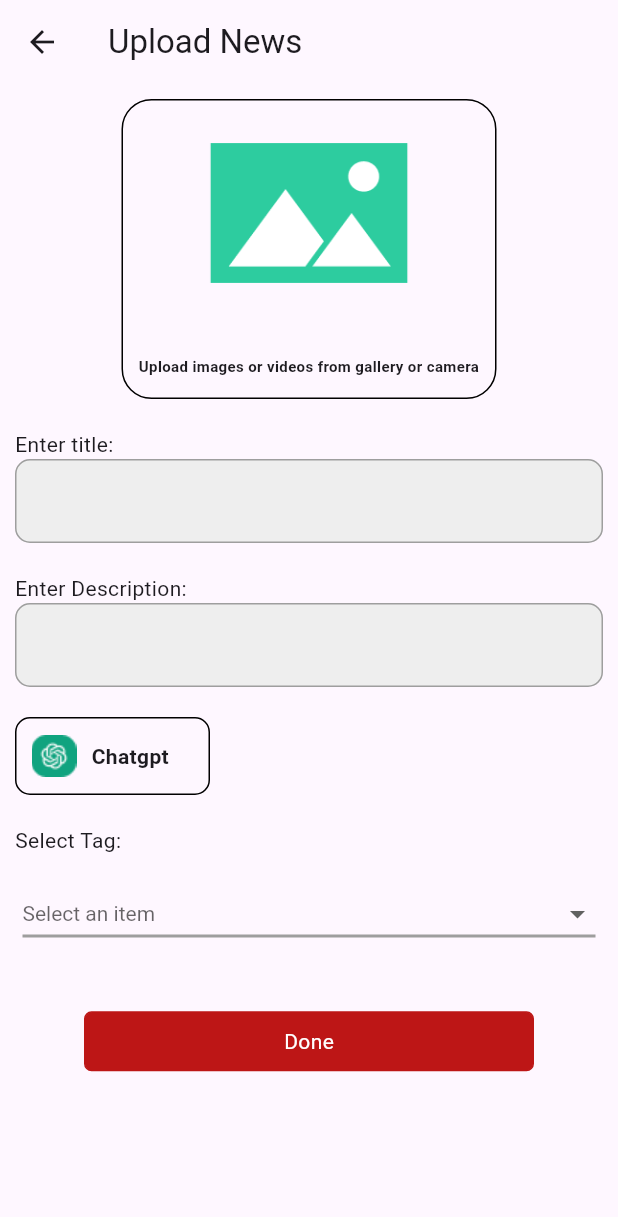
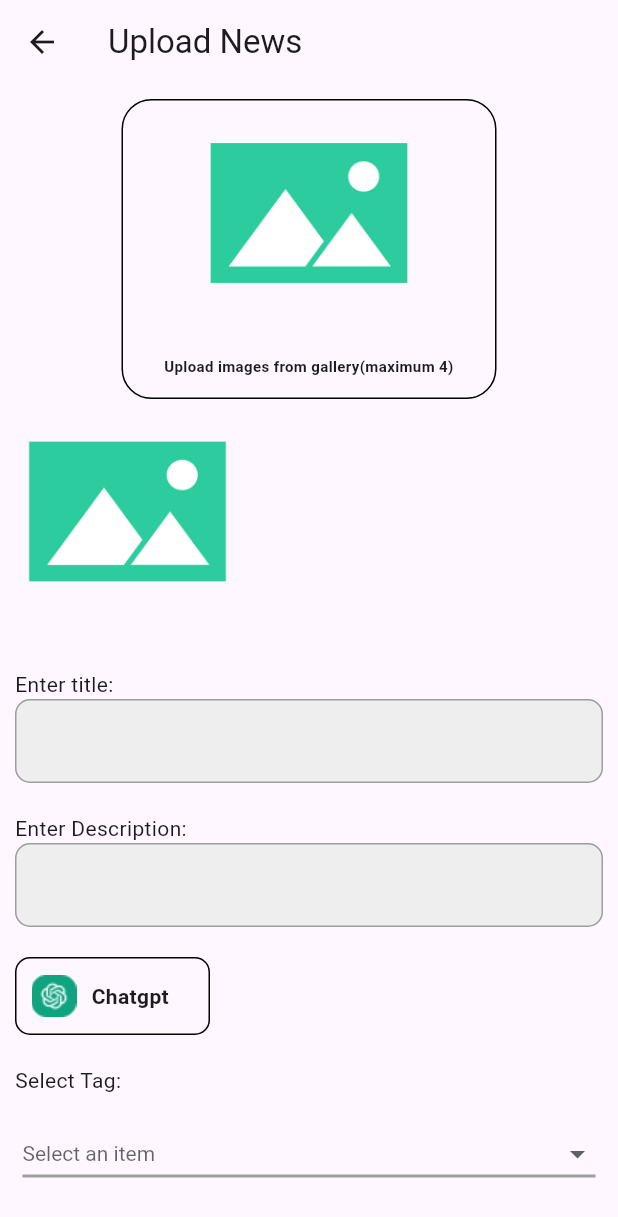
Before and after one commit to Zimal2/ai_news_caster, a Flutter app: the UploadNews screen opened directly with empty values, on a phone screen of 412 x 824 dp. Shown: the top 1217 px of the screen. Run offline on Flutter 3.47's test engine with Material 3 defaults, Android fonts, the phone set to English and light mode, and no system bars; our stand-ins replace carousel_slider, cloud_firestore, firebase_auth, firebase_core, firebase_storage, flutter_tts and 3 more; accounts and stored records are empty.

Commit message:
image upload

```diff
--- a/lib/provider/Methods.dart
+++ b/lib/provider/Methods.dart
@@ -20,8 +20,8 @@ import 'package:image_picker/image_picker.dart';
 
 class Methods with ChangeNotifier {
   //variables
-  var userID;
-  var userIDSignin;
+  String? userID;
+  String? userIDSignin;
 
   //firebase var
   FirebaseAuth _auth = FirebaseAuth.instance;
@@ -99,6 +99,7 @@ class Methods with ChangeNotifier {
       "PhoneNumber": phoneControllerSignup.text,
       "UserName": usernameController.text,
       "Password": passwordControllerSignup.text,
+      "userId": userID.toString(),
     });
   }
 
@@ -114,8 +115,9 @@ class Methods with ChangeNotifier {
           .get();
 
       if (querySnapshot.docs.isNotEmpty) {
-        // User found, proceed with signing in
-        userIDSignin = _auth.currentUser?.uid;
+        String userId = querySnapshot.docs[0].get('userId');
+        userIDSignin = userId;
+
         debugPrint("User ID while sign in: ${userIDSignin}");
         showDialog(
           context: context,
@@ -137,8 +139,9 @@ class Methods with ChangeNotifier {
         Navigator.push(
             context,
             MaterialPageRoute(
-              builder: (context) =>
-              UploadNews(useridA: userIDSignin,),
+              builder: (context) => UploadNews(
+                useridA: userIDSignin,
+              ),
             ));
       } else {
         // User not found or password incorrect
@@ -241,8 +244,7 @@ class Methods with ChangeNotifier {
   ];
 //get user id
 
-  void newsUploadToFirebase(BuildContext context,String? userIdA) async {
-
+  void newsUploadToFirebase(BuildContext context, String? userIdA) async {
     if (userIdA == null) {
       // User is not signed in, display an error message or redirect to sign-in page
       showDialog(
@@ -265,7 +267,7 @@ class Methods with ChangeNotifier {
       return; // Exit the function if user is not signed in
     }
     if (userIdA != null) {
-    //  userid = user.uid;
+      //  userid = user.uid;
       debugPrint("User ID in news upload method : ${userIdA}");
       CollectionReference _information =
           FirebaseFirestore.instance.collection('NewsUploadData');
@@ -274,9 +276,9 @@ class Methods with ChangeNotifier {
         "description": decriptionController.text,
         "image path": [
           urlDownload ?? "no url",
-          "1st index",
-          "2nd index",
-          "3rd index",
+          "",
+          "",
+          "",
         ],
         "tag": selectedItem?.toString() ?? "no tag",
         "title": titleController.text,
@@ -291,33 +293,6 @@ class Methods with ChangeNotifier {
       );
     }
   }
-  // User is signed in, proceed with news upload
-
-  // void newsUploadToFirebase(BuildContext context) async {
-  //   debugPrint("userid in method: ${userID ?? 'nothing'}");
-
-  //   CollectionReference _information =
-  //       FirebaseFirestore.instance.collection('NewsUploadData');
-  //   String uploaderId =
-  //       FirebaseFirestore.instance.collection('NewsUploadData').doc().id;
-  //   await _information.doc(uploaderId).set({
-  //     "description": decriptionController.text,
-  //     "image path": [
-  //       "urlDownload",
-  //       "1st index",
-  //       "2nd index",
-  //       "3rd index",
-  //     ],
-  //     "tag": selectedItem?.toString() ?? "",
-  //     "title": titleController.text,
-  //   });
-  //   Navigator.push(
-  //     context,
-  //     MaterialPageRoute(
-  //       builder: (context) => NewsUploaded(),
-  //     ),
-  //   );
-  // }
 
 // Define urlDownload variable as a class-level variable
   String? urlDownload;
@@ -366,6 +341,4 @@ class Methods with ChangeNotifier {
       Utils().toastMessage(e.toString());
     }
   }
-
-
 }
--- a/lib/ui/admin side/uploadnews.dart
+++ b/lib/ui/admin side/uploadnews.dart
@@ -6,10 +6,17 @@ import 'package:firebase_auth/firebase_auth.dart';
 import 'package:flutter/material.dart';
 import 'package:flutter/widgets.dart';
 import 'package:provider/provider.dart';
+import 'dart:io';
+
+
 
 class UploadNews extends StatefulWidget {
-  User? useridA;
-   UploadNews({super.key,required this.useridA});
+  int uploadedImagesCount = 0;
+
+ // Define a list to store selected images
+List<File?> selectedImages = [];
+ String? useridA;
+  UploadNews({super.key, required this.useridA});
 
   @override
   State<UploadNews> createState() => _UploadNewsState();
@@ -33,6 +40,7 @@ class _UploadNewsState extends State<UploadNews> {
                 Center(
                   child: GestureDetector(
                     onTap: () {
+                      widget.uploadedImagesCount++;
                       methodsProvider.pickImage(context);
                     },
                     child: CustomContainer(
@@ -41,7 +49,7 @@ class _UploadNewsState extends State<UploadNews> {
                       border: Border.all(
                         color: Colors.black,
                       ),
-      child:Column(
+                      child: Column(
                         children: [
                           methodsProvider.image != null
                               ? Image.file(
@@ -53,13 +61,14 @@ class _UploadNewsState extends State<UploadNews> {
                               : Container(
                                   width: 150,
                                   height: 150,
-                    child: Image.asset("lib/assests/images/image.png"),
+                                  child: Image.asset(
+                                      "lib/assests/images/image.png"),
                                 ),
                           const SizedBox(
                             height: 20,
                           ),
                           sampleText(
-              text: "Upload images or videos from gallery or camera",
+                            text: "Upload images from gallery(maximum 4)",
                             fontsize: 10,
                             textAlign: TextAlign.center,
                             fontWeight: FontWeight.bold,
@@ -69,6 +78,51 @@ class _UploadNewsState extends State<UploadNews> {
                     ),
                   ),
                 ),
+                // Define a variable to track the number of images uploaded
+
+
+
+// Inside your widget build method or function
+Row(
+  children: [
+    // Display previously selected images
+    for (int i = 0; i <widget.selectedImages.length; i++)
+      Image.file(
+        widget.selectedImages[i]!,
+        height: MediaQuery.of(context).size.height * 0.12,
+        width: MediaQuery.of(context).size.width * 0.2,
+        fit: BoxFit.cover,
+      ),
+
+    // Display a placeholder or add new image button
+    if (widget.selectedImages.length < 4)
+      GestureDetector(
+        onTap: () {
+          // Call the method to pick an image
+
+          methodsProvider.pickImage(context).then((image) {
+            // Update the selected images list with the newly picked image
+            if (methodsProvider.image  != null) {
+              setState(() {
+                widget.selectedImages.add(methodsProvider.image );
+              });
+            }
+          });
+        },
+        child: Container(
+          width: 150,
+          height: 150,
+          child: Image.asset("lib/assests/images/image.png"),
+        ),
+      ),
+  ],
+),
+
+
+                SizedBox(
+                  height: 10,
+                ),
+
                 SizedBox(
                   height: 20,
                 ),
@@ -191,9 +245,11 @@ class _UploadNewsState extends State<UploadNews> {
                   child: button(
                       title: "Done",
                       ontap: () {
-                      debugPrint("useridA in upload class: ${widget.useridA ?? 'nothing'}");
+                        debugPrint(
+                            "useridA in upload class: ${widget.useridA ?? 'nothing'}");
 
-                        methodsProvider.newsUploadToFirebase(context,widget.useridA);
+                        methodsProvider.newsUploadToFirebase(
+                            context, widget.useridA);
                       }),
                 )
               ],
```
Lines whose indentation alone changed are shown as unchanged.
